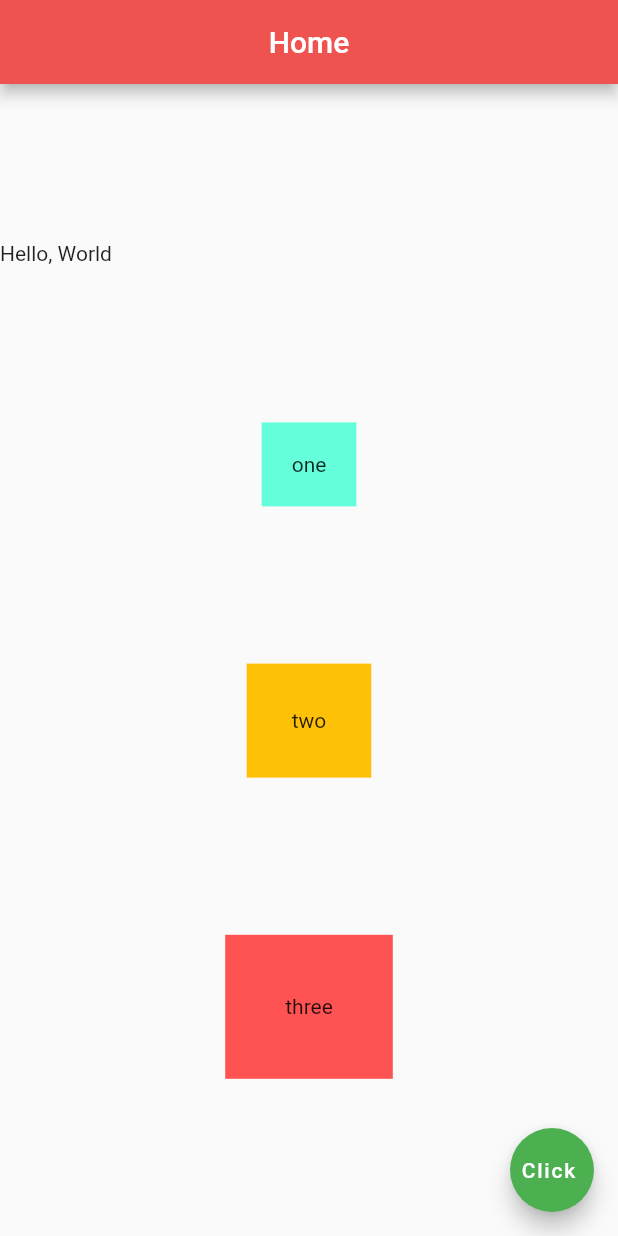
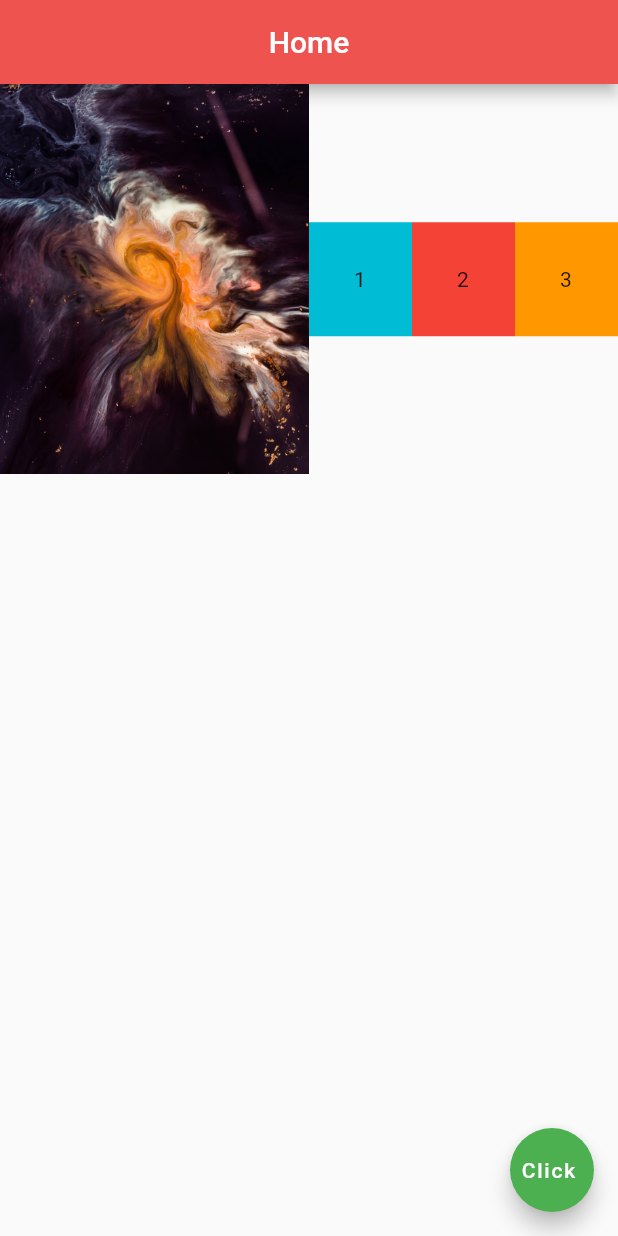
Before and after one commit to Tejas-Rote/Flutter_Basics, a Flutter app: the screen it shows after launch, on a phone screen of 412 x 824 dp. Run offline on Flutter 3.47's test engine with Material 2 defaults, Android fonts, the light colour scheme and no system bars.

Commit message:
Video-14 Expanded Widgets

```diff
--- a/firstapp/lib/main.dart
+++ b/firstapp/lib/main.dart
@@ -25,36 +25,83 @@
         centerTitle: true,
         backgroundColor: Colors.red[400],
       ),
-      body:Column(
-        mainAxisAlignment: MainAxisAlignment.spaceEvenly,
-        crossAxisAlignment: CrossAxisAlignment.center,
+      body:Row(
         children: <Widget>[
-          Row(
-            children: <Widget>[  // studio telling to use const with constant containers.
-              Text('Hello, '),
-              Text('World'),
-            ],
+          Expanded(
+            flex: 3,
+              child: Image.asset('assets/space-2.jpg')
+          ),
+          Expanded(
+            flex: 1,
+            child: Container(
+              padding: EdgeInsets.all(30),
+              color: Colors.cyan,
+              child: Text('1'),
+            ),
+          ),
+          Expanded(
+            flex: 1,
+            child: Container(
+              padding: EdgeInsets.all(30),
+              color: Colors.red,
+              child: Text('2'),
+            ),
+          ),
+          Expanded(
+            flex: 1,
+            child: Container(
+              padding: EdgeInsets.all(30),
+              color: Colors.orange,
+              child: Text('3'),
+            ),
           ),
 
-          Container(
-            padding: EdgeInsets.all(20),
-            color: Colors.tealAccent,
-            child: Text('one'),
-          ),
-
-          Container(
-            padding: EdgeInsets.all(30),
-            color: Colors.amber,
-            child: Text('two'),
-          ),
-
-          Container(
-            padding: EdgeInsets.all(40),
-            color: Colors.redAccent[200],
-            child: Text('three'),
-          ),
         ],
       ),
+
+
+
+
+
+
+
+
+
+    //   // ----video-12
+    //
+    //   Column(
+    //     mainAxisAlignment: MainAxisAlignment.spaceEvenly,
+    //     crossAxisAlignment: CrossAxisAlignment.center,
+    //     children: <Widget>[
+    //       Row(
+    //         children: <Widget>[  // studio telling to use const with constant containers.
+    //           Text('Hello, '),
+    //           Text('World'),
+    //         ],
+    //       ),
+    //       Container(
+    //         padding: EdgeInsets.all(20),
+    //         color: Colors.tealAccent,
+    //         child: Text('one'),
+    //       ),
+    //
+    //       Container(
+    //         padding: EdgeInsets.all(30),
+    //         color: Colors.amber,
+    //         child: Text('two'),
+    //       ),
+    //
+    //       Container(
+    //         padding: EdgeInsets.all(40),
+    //         color: Colors.redAccent[200],
+    //         child: Text('three'),
+    //       ),
+    //     ],
+    //   ),
+    // //---
+
+
+
 
     //   // ---- video-11
     //   Row(
```
